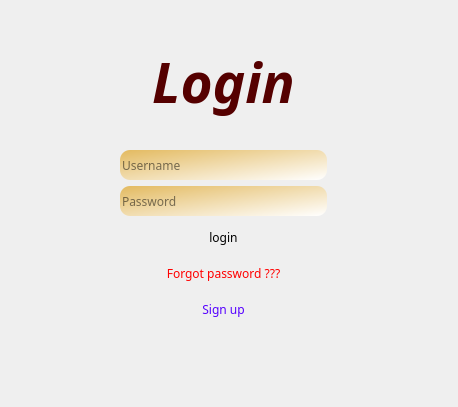
Above: sign.ui from A-hmy/SkullKing_Endless-Loop_8 before the change. Below: the same form after it.
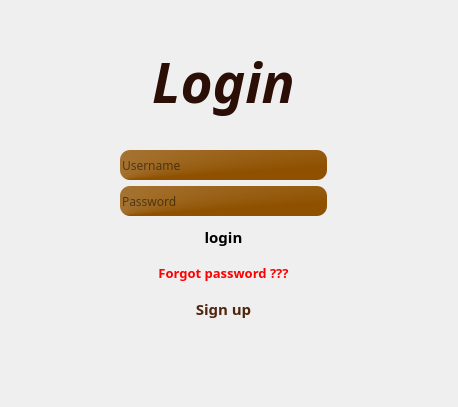
That is the form after the change. Icons and pictures are not drawn.

```diff
--- a/sign.ui
+++ b/sign.ui
@@ -77,7 +77,7 @@
        <bool>false</bool>
       </property>
       <property name="styleSheet">
-       <string notr="true">color: rgb(85, 0, 0);</string>
+       <string notr="true">color: rgb(43, 15, 6);</string>
       </property>
       <property name="text">
        <string>Login</string>
@@ -107,8 +107,11 @@
        </font>
       </property>
       <property name="styleSheet">
-       <string notr="true">background-color: qlineargradient(spread:repeat, x1:0, y1:0, x2:1, y2:1, stop:0 rgba(227, 186, 96, 255), stop:1 rgba(255, 255, 255, 255));
-border-radius:10px;</string>
+       <string notr="true">
+border-radius:10px;
+
+background-color: qconicalgradient(cx:0, cy:1, angle:0, stop:0.0673077 rgba(143, 81, 0, 255), stop:1 rgba(255, 255, 255, 255));
+</string>
       </property>
       <property name="placeholderText">
        <string>Username</string>
@@ -138,8 +141,10 @@
        <enum>Qt::ClickFocus</enum>
       </property>
       <property name="styleSheet">
-       <string notr="true">background-color: qlineargradient(spread:repeat, x1:0, y1:0, x2:1, y2:1, stop:0 rgba(227, 186, 96, 255), stop:1 rgba(255, 255, 255, 255));
-border-radius:10px;</string>
+       <string notr="true">
+border-radius:10px;
+
+background-color: qconicalgradient(cx:0, cy:1, angle:0, stop:0.0673077 rgba(143, 81, 0, 255), stop:1 rgba(255, 255, 255, 255));</string>
       </property>
       <property name="echoMode">
        <enum>QLineEdit::Password</enum>
@@ -166,6 +171,8 @@
       <property name="font">
        <font>
         <family>Segoe Script</family>
+        <pointsize>11</pointsize>
+        <bold>true</bold>
        </font>
       </property>
       <property name="cursor">
@@ -211,7 +218,9 @@
       <property name="font">
        <font>
         <family>Segoe Script</family>
+        <pointsize>10</pointsize>
         <italic>false</italic>
+        <bold>true</bold>
        </font>
       </property>
       <property name="cursor">
@@ -249,6 +258,12 @@
       <property name="font">
        <font>
         <family>Segoe Script</family>
+        <pointsize>11</pointsize>
+        <italic>false</italic>
+        <bold>true</bold>
+        <underline>false</underline>
+        <strikeout>false</strikeout>
+        <kerning>true</kerning>
        </font>
       </property>
       <property name="cursor">
@@ -258,7 +273,7 @@
        <string>&lt;html&gt;&lt;head/&gt;&lt;body&gt;&lt;p align=&quot;center&quot;&gt;Create an account for yourself😊&lt;/p&gt;&lt;/body&gt;&lt;/html&gt;</string>
       </property>
       <property name="styleSheet">
-       <string notr="true">color: rgb(85, 0, 255);
+       <string notr="true">color: rgb(79, 37, 13);
 border-radius:10px;</string>
       </property>
       <property name="text">
```
Left out of the diff: 4 changed lines with no effect on the pictures.
